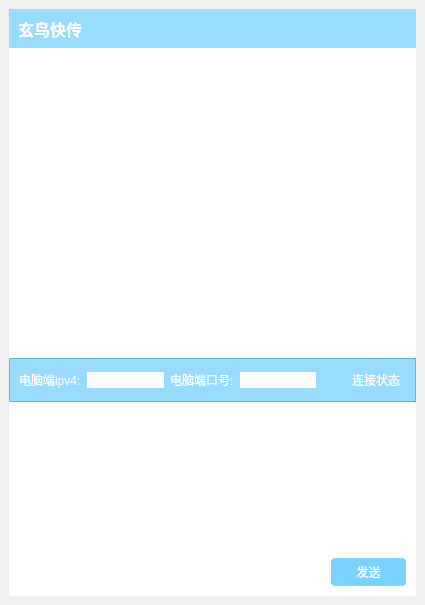
xuanniaomose/XuanNiaoQuickTransfer, file XuanNiaoQuickTransfer.ui: the form before one commit.
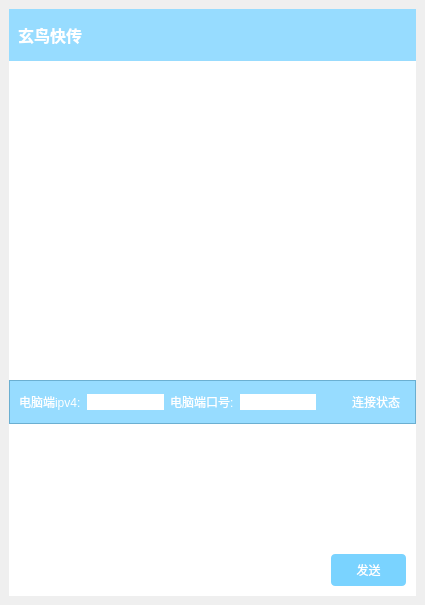
The form after the commit. Icons and pictures are not drawn.

What changed in the file:
```diff
--- a/XuanNiaoQuickTransfer.ui
+++ b/XuanNiaoQuickTransfer.ui
@@ -20,7 +20,7 @@
       <property name="styleSheet">
        <string notr="true">background-color: rgb(255,255,255)</string>
       </property>
-      <layout class="QVBoxLayout" name="layout_main" stretch="1,8,1,4,1">
+      <layout class="QVBoxLayout" name="layout_main" stretch="6,37,2,15,5">
        <property name="spacing">
         <number>0</number>
        </property>
```
